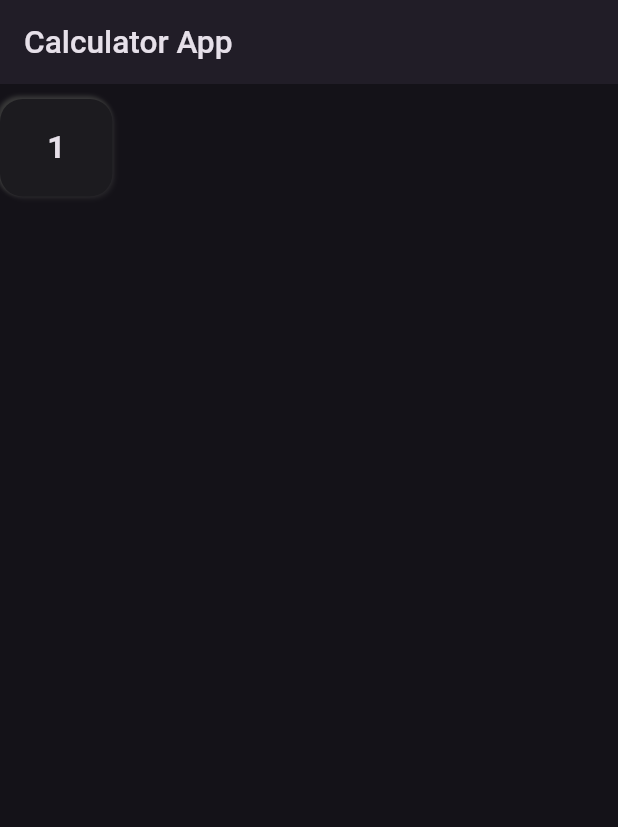
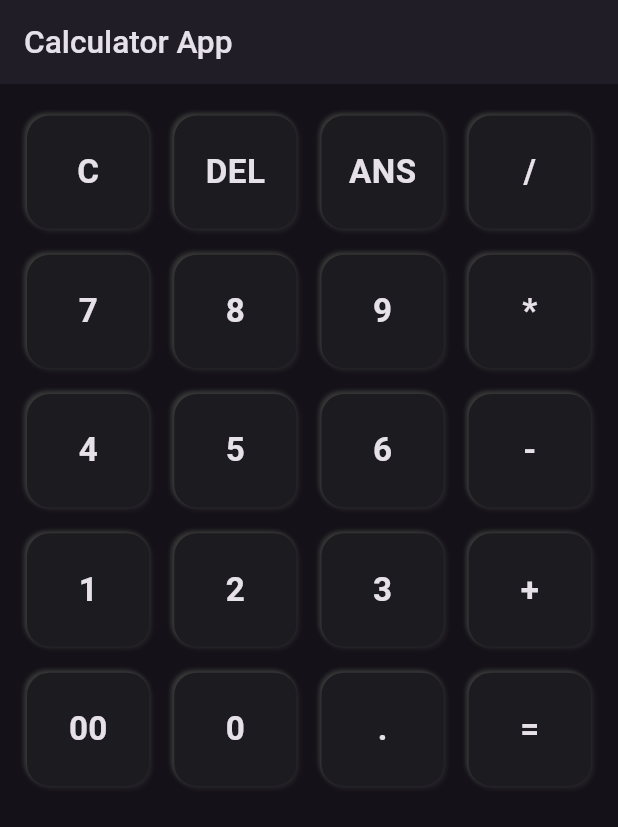
Before and after one commit to MohamdAshiq/Calculator-App, a Flutter app: the screen it shows after launch, on a phone screen of 412 x 824 dp. Shown: the top 827 px of the screen. Run offline on Flutter 3.47's test engine with Material 2 defaults, Android fonts, the phone set to English and light mode, and no system bars; our stand-ins replace flutter_inset_box_shadow, flutter_screenutil.

Commit message:
All Buttons Section added

```diff
--- a/lib/Constants/constants.dart
+++ b/lib/Constants/constants.dart
@@ -5,4 +5,6 @@ class Constants{
 
 static const String appname="Calculator App";
 
+static const List buttontext=["C","DEL","ANS","/",7,8,9,"*",4,5,6,"-",1,2,3,"+","00",0,".","=",];
+
 }
--- a/lib/Screens/home_page.dart
+++ b/lib/Screens/home_page.dart
@@ -1,5 +1,5 @@
+import 'package:calculator_app/Sections/all_buttons_section.dart';
 import 'package:calculator_app/Widgets/appbar_widget.dart';
-import 'package:calculator_app/Widgets/each_button.dart';
 import 'package:flutter/material.dart';
 
 class HomePage extends StatelessWidget {
@@ -9,7 +9,7 @@ class HomePage extends StatelessWidget {
   Widget build(BuildContext context) {
     return const Scaffold(
       appBar: AppBarWidget(),
-      body: EachButtonWidget(buttontext: "1"),
+      body: AllButtonsSection()
 
     );
   }
--- /dev/null
+++ b/lib/Sections/all_buttons_section.dart
@@ -0,0 +1,26 @@
+import 'package:calculator_app/Constants/constants.dart';
+import 'package:calculator_app/Widgets/each_button.dart';
+import 'package:flutter/material.dart';
+import 'package:flutter_screenutil/flutter_screenutil.dart';
+
+class AllButtonsSection extends StatelessWidget {
+  const AllButtonsSection({super.key});
+
+  @override
+  Widget build(BuildContext context) {
+    return GridView.count(
+      crossAxisCount: 4,
+      padding: const EdgeInsets.all(15),
+      shrinkWrap: true,
+      crossAxisSpacing: 10.h,
+      mainAxisSpacing: 5.h,
+      physics: const NeverScrollableScrollPhysics(),
+      children: List.generate(
+        Constants.buttontext.length,
+        (index) => EachButtonWidget(
+          buttontext: Constants.buttontext[index].toString(),
+        ),
+      ),
+    );
+  }
+}
--- a/lib/Widgets/each_button.dart
+++ b/lib/Widgets/each_button.dart
@@ -1,6 +1,7 @@
 
 import 'package:flutter/material.dart' hide BoxDecoration, BoxShadow;
 import 'package:flutter_inset_box_shadow/flutter_inset_box_shadow.dart';
+import 'package:flutter_screenutil/flutter_screenutil.dart';
 
 class EachButtonWidget extends StatelessWidget {
   const EachButtonWidget({super.key, required this.buttontext});
@@ -17,9 +18,8 @@ class EachButtonWidget extends StatelessWidget {
       child: Listener(
             child: AnimatedContainer(
               duration: const Duration(milliseconds: 120),
-              height: 65,
-              width: 75,
-              margin: const EdgeInsets.symmetric(vertical: 10),
+
+              margin: const EdgeInsets.symmetric(vertical: 6,horizontal: 3),
               decoration: BoxDecoration(
                   borderRadius: BorderRadius.circular(15),
                   color: const Color.fromARGB(255, 28, 27, 31),
@@ -38,9 +38,9 @@ class EachButtonWidget extends StatelessWidget {
               child: Center(
                 child: Text(
                   buttontext,
-                  style: const TextStyle(
+                  style: TextStyle(
                     fontWeight: FontWeight.w600,
-                    fontSize: 21,
+                    fontSize: 21.sp,
                   ),
                 ),
               ),
```
